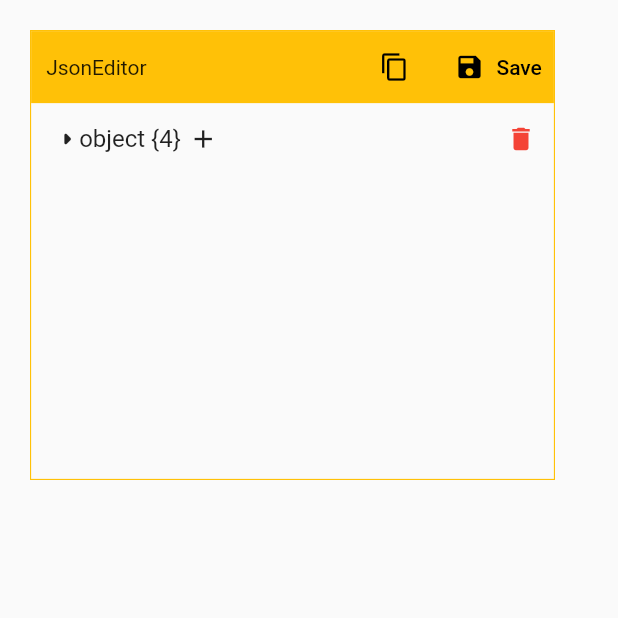
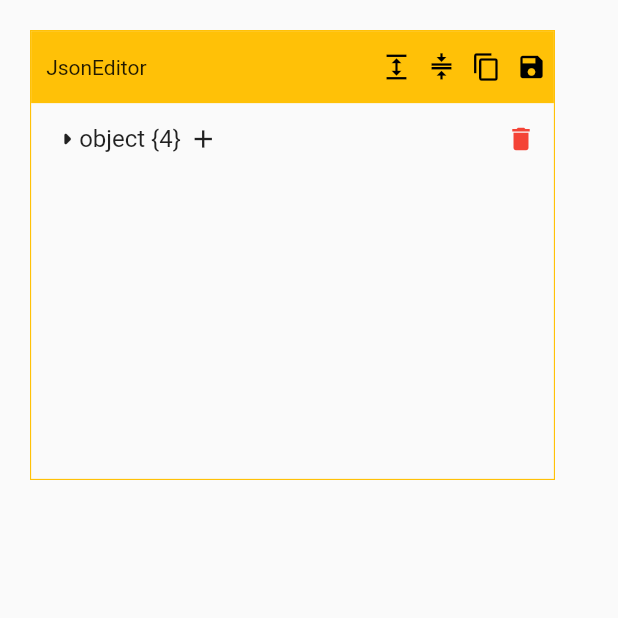
Before and after one commit to SanjaySodani/json_editor_flutter, a Flutter app: the screen it shows after launch, on a phone screen of 412 x 824 dp, the top half of it. Run offline on Flutter 3.47's test engine with Material 2 defaults, Android fonts, the phone set to English and light mode, and no system bars.

Commit message:
v0.0.2 added expand and collapse all button

```diff
--- a/lib/json_editor_flutter.dart
+++ b/lib/json_editor_flutter.dart
@@ -2,6 +2,9 @@ import 'dart:convert';
 
 import 'package:flutter/material.dart';
 import 'package:flutter/services.dart';
+
+/// `ValueNotifier` for expanding and collapsing all objects
+final _isExpanded = ValueNotifier<bool>(false);
 
 /// Left padding to show an `Object` is nested
 const double paddingLeft = 12;
@@ -17,6 +20,9 @@ const double spaceLeft = 20;
 
 /// Font size
 const double textSize = 16;
+
+/// Toolbar buttons width
+const double toolbarButtonWidth = 40;
 
 /// Data Types JsonEditor can work with
 enum _Types {
@@ -451,21 +457,31 @@ Widget _buildKeyValue(key, value, parent, StateSetter setState) {
 
 Widget _buildWidget(key, value, parent, StateSetter setState) {
   if (value is Map) {
+    return AnimatedBuilder(
+        animation: _isExpanded,
+        builder: (context, _) {
           return _JsonFolder(
             key: UniqueKey(),
             objectKey: key,
             value: value,
             parent: parent,
             setState: setState,
+            initiallyExpanded: _isExpanded.value,
           );
+        });
   } else if (value is List) {
+    return AnimatedBuilder(
+        animation: _isExpanded,
+        builder: (context, _) {
           return _ListFolder(
             key: UniqueKey(),
             listKey: key,
             value: value,
             parent: parent,
             setState: setState,
+            initiallyExpanded: _isExpanded.value,
           );
+        });
   } else {
     return _buildKeyValue(key, value, parent, setState);
   }
@@ -477,6 +493,7 @@ class _ListFolder extends StatefulWidget {
   final dynamic listKey;
   final dynamic parent;
   final StateSetter setState;
+  final bool initiallyExpanded;
 
   const _ListFolder({
     super.key,
@@ -484,6 +501,7 @@ class _ListFolder extends StatefulWidget {
     required this.value,
     required this.parent,
     required this.setState,
+    required this.initiallyExpanded,
   });
 
   @override
@@ -491,7 +509,7 @@ class _ListFolder extends StatefulWidget {
 }
 
 class _ListFolderState extends State<_ListFolder> {
-  bool isFolderVisible = false;
+  late bool isFolderVisible;
 
   List<Widget> _listBuilder() {
     List<Widget> list = [];
@@ -501,6 +519,12 @@ class _ListFolderState extends State<_ListFolder> {
     }
 
     return list;
+  }
+
+  @override
+  void initState() {
+    super.initState();
+    isFolderVisible = widget.initiallyExpanded;
   }
 
   @override
@@ -580,6 +604,7 @@ class _JsonFolder extends StatefulWidget {
   final dynamic objectKey;
   final dynamic parent;
   final StateSetter setState;
+  final bool initiallyExpanded;
 
   const _JsonFolder({
     super.key,
@@ -587,6 +612,7 @@ class _JsonFolder extends StatefulWidget {
     required this.value,
     required this.parent,
     required this.setState,
+    required this.initiallyExpanded,
   });
 
   @override
@@ -594,7 +620,13 @@ class _JsonFolder extends StatefulWidget {
 }
 
 class _JsonFolderState extends State<_JsonFolder> {
-  bool isFolderVisible = false;
+  late bool isFolderVisible;
+
+  @override
+  void initState() {
+    super.initState();
+    isFolderVisible = widget.initiallyExpanded;
+  }
 
   @override
   Widget build(BuildContext context) {
@@ -751,22 +783,64 @@ class _JsonEditorState extends State<JsonEditor> {
                 const SizedBox(width: 10),
                 const Text('JsonEditor'),
                 const Spacer(),
-                Tooltip(
-                  message: 'Copy object',
+                SizedBox(
+                  width: 30,
+                  child: Tooltip(
+                    message: 'Expand all',
+                    child: TextButton(
+                      onPressed: json.containsKey('object')
+                          ? () => _isExpanded.value = true
+                          : null,
+                      style: TextButton.styleFrom(
+                        foregroundColor: Colors.black,
+                        padding: const EdgeInsets.all(0),
+                      ),
+                      child: const Icon(Icons.expand, size: 20),
+                    ),
+                  ),
+                ),
+                SizedBox(
+                  width: 30,
+                  child: Tooltip(
+                    message: 'Collapse all',
+                    child: TextButton(
+                      onPressed: json.containsKey('object')
+                          ? () => _isExpanded.value = false
+                          : null,
+                      style: TextButton.styleFrom(
+                        foregroundColor: Colors.black,
+                        padding: const EdgeInsets.all(0),
+                      ),
+                      child: const Icon(Icons.compress, size: 20),
+                    ),
+                  ),
+                ),
+                SizedBox(
+                  width: 30,
+                  child: Tooltip(
+                    message: 'Copy',
                     child: TextButton(
                       onPressed: json.containsKey('object') ? copyData : null,
                       style: TextButton.styleFrom(
                         foregroundColor: Colors.black,
+                        padding: const EdgeInsets.all(0),
                       ),
                       child: const Icon(Icons.copy, size: 20),
                     ),
                   ),
-                TextButton.icon(
+                ),
+                SizedBox(
+                  width: 30,
+                  child: Tooltip(
+                    message: 'Save',
+                    child: TextButton(
                       onPressed: json.containsKey('object') ? handleSave : null,
-                  icon: const Icon(Icons.save, size: 20),
-                  label: const Text('Save'),
                       style: TextButton.styleFrom(
                         foregroundColor: Colors.black,
+                        padding: const EdgeInsets.all(0),
+                      ),
+                      child: const Icon(Icons.save, size: 20),
+                    ),
                   ),
                 ),
               ],
--- a/pubspec.yaml
+++ b/pubspec.yaml
@@ -1,6 +1,6 @@
 name: json_editor_flutter
-description: Edit your JSON object with the help of this package. You can create new objects and delete the existing using this user friendly widget.
-version: 0.0.1
+description: Edit your JSON object with the help of this package. Create and delete objects using this user friendly widget.
+version: 0.0.2
 repository: https://github.com/SanjaySodani/json_editor_flutter
 issue_tracker: https://github.com/SanjaySodani/json_editor_flutter/issues
 
```
Also changed, not shown: example/pubspec.lock, 2 other files. Lines whose indentation alone changed are shown as unchanged.
